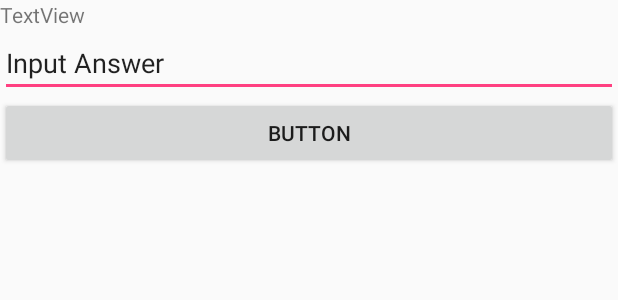
After one commit to jonathankoenigau/SurveyProjectCS338, an Android app: the layout activity_question.xml on its own in the app's theme, with its tools: preview values and no code run, on a phone screen of 412 x 824 dp. The commit adds this screen. Shown: the top 300 px of the screen. Run offline under Robolectric (Android 15) with nearby library versions, the phone set to English and light mode, and no system bars.

Commit message:
Added basic question activity

```diff
--- a/app/build.gradle
+++ b/app/build.gradle
@@ -21,7 +21,7 @@ android {
 
 dependencies {
     implementation fileTree(include: ['*.jar'], dir: 'libs')
-    implementation 'com.android.support:appcompat-v7:28.0.0'
+    implementation 'com.android.support:appcompat-v7:28.0.0-alpha1'
     implementation 'com.android.support.constraint:constraint-layout:1.1.3'
     testImplementation 'junit:junit:4.12'
     androidTestImplementation 'com.android.support.test:runner:1.0.2'
--- a/app/src/main/AndroidManifest.xml
+++ b/app/src/main/AndroidManifest.xml
@@ -16,7 +16,8 @@
                 <category android:name="android.intent.category.LAUNCHER" />
             </intent-filter>
         </activity>
-        <activity android:name=".VideoActivity"></activity>
+        <activity android:name=".VideoActivity" />
+        <activity android:name=".QuestionActivity"></activity>
     </application>
 
 </manifest>
--- a/app/src/main/java/com/surveyprojectcs338/groupproject/surveyprojectcs338/MainActivity.java
+++ b/app/src/main/java/com/surveyprojectcs338/groupproject/surveyprojectcs338/MainActivity.java
@@ -27,7 +27,10 @@ public class MainActivity extends AppCompatActivity {
         setContentView(R.layout.activity_main);
 
         // Start Video Activity
-        Intent intent = new Intent(this, VideoActivity.class);
+        //Intent intent = new Intent(this, VideoActivity.class);
+        //startActivity(intent);
+
+        Intent intent = new Intent(this, QuestionActivity.class);
         startActivity(intent);
     }
 }
--- /dev/null
+++ b/app/src/main/java/com/surveyprojectcs338/groupproject/surveyprojectcs338/QuestionObject.java
@@ -0,0 +1,5 @@
+package com.surveyprojectcs338.groupproject.surveyprojectcs338;
+
+public class QuestionObject {
+
+}
--- /dev/null
+++ b/app/src/main/res/layout/activity_question.xml
@@ -0,0 +1,30 @@
+<?xml version="1.0" encoding="utf-8"?>
+<LinearLayout xmlns:android="http://schemas.android.com/apk/res/android"
+    xmlns:app="http://schemas.android.com/apk/res-auto"
+    xmlns:tools="http://schemas.android.com/tools"
+    android:layout_width="match_parent"
+    android:layout_height="match_parent"
+    android:orientation="vertical"
+    tools:context=".QuestionActivity">
+
+    <TextView
+        android:id="@+id/questionName"
+        android:layout_width="wrap_content"
+        android:layout_height="wrap_content"
+        android:text="TextView" />
+
+    <EditText
+        android:id="@+id/questionEditText"
+        android:layout_width="match_parent"
+        android:layout_height="wrap_content"
+        android:ems="10"
+        android:inputType="textPersonName"
+        android:text="@string/questionTextboxDefault"
+        android:visibility="visible" />
+
+    <Button
+        android:id="@+id/button"
+        android:layout_width="match_parent"
+        android:layout_height="wrap_content"
+        android:text="Button" />
+</LinearLayout>
--- a/app/src/main/res/values/strings.xml
+++ b/app/src/main/res/values/strings.xml
@@ -1,3 +1,4 @@
 <resources>
     <string name="app_name">SurveyProjectCS338</string>
+    <string name="questionTextboxDefault">Input Answer</string>
 </resources>
```
Also changed, not shown: app/src/main/java/com/surveyprojectcs338/groupproject/surveyprojectcs338/QuestionActivity.java (added, +21 -0 lines).
